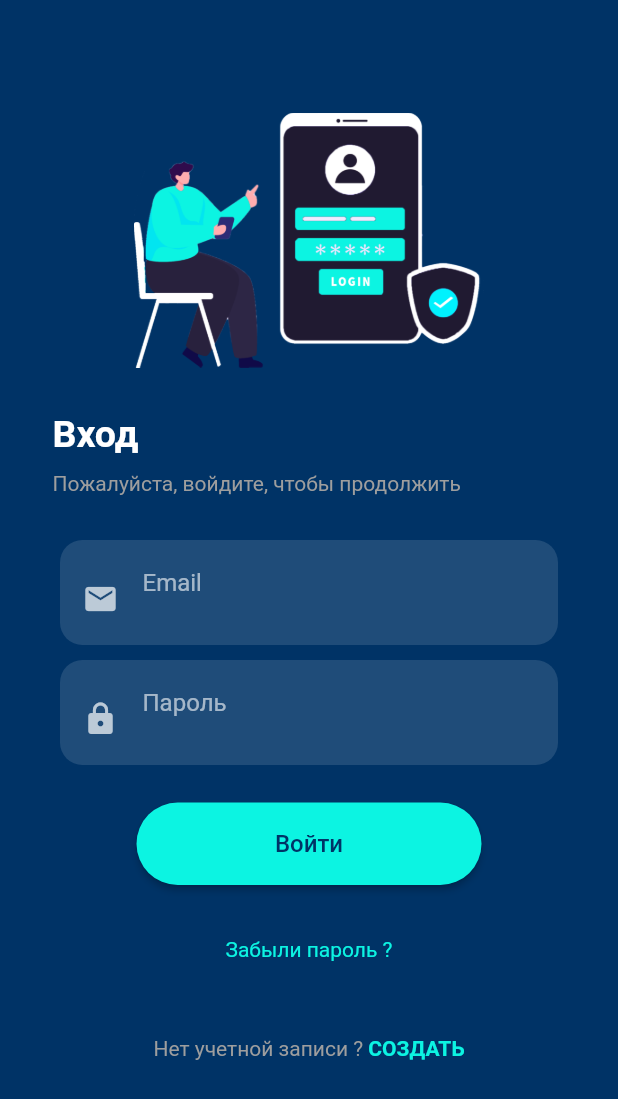
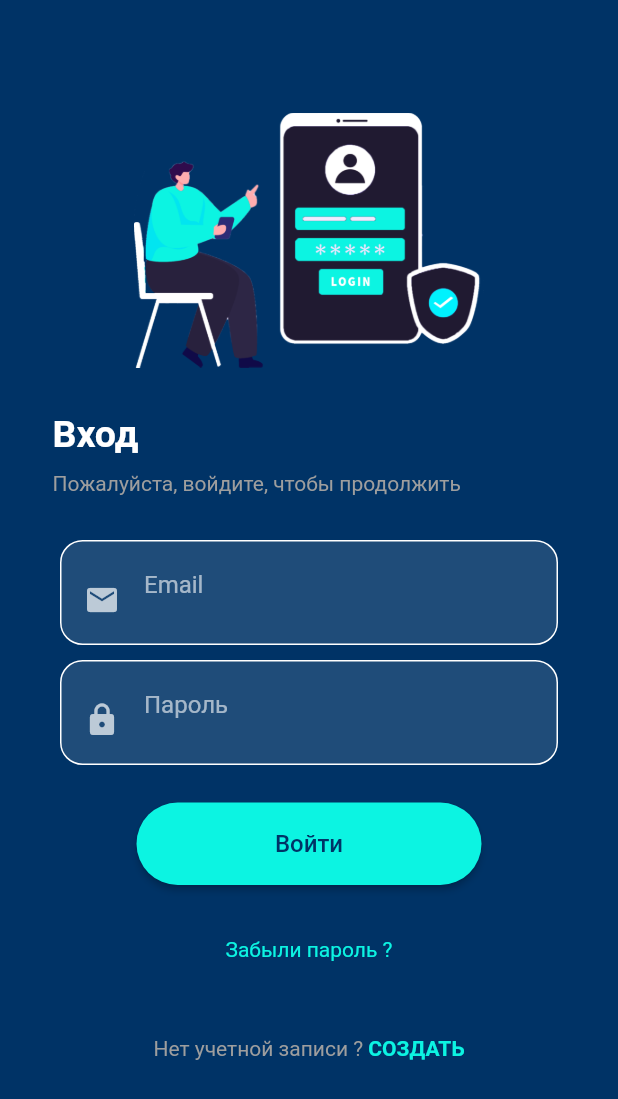
Before and after one commit to 78Ronin78/tennismatch, a Flutter app: the screen it shows after launch, on a phone screen of 412 x 824 dp. Shown: the top 1099 px of the screen. Run offline on Flutter 3.47's test engine with Material 2 defaults, Android fonts, the phone set to English and light mode, and no system bars; our stand-ins replace bloc, cloud_firestore, equatable, firebase_auth, flutter_bloc, get_it and 1 more; accounts and stored records are empty.

Commit message:
Add state valid color for TextFormField

```diff
--- a/lib/screens/login/login_form.dart
+++ b/lib/screens/login/login_form.dart
@@ -2,9 +2,7 @@ import 'package:flutter/material.dart';
 import 'package:flutter_bloc/flutter_bloc.dart';
 import 'package:tennis_match_app/blocs/auth_bloc/auth_bloc.dart';
 import 'package:tennis_match_app/blocs/login_bloc/login_bloc.dart';
-import 'package:tennis_match_app/screens/register/register_screen.dart';
 import 'package:tennis_match_app/widgets/button_widgets.dart';
-import 'package:tennis_match_app/widgets/gradient_button.dart';
 
 class LoginForm extends StatefulWidget {
   @override
@@ -91,9 +89,10 @@ class _LoginFormState extends State<LoginForm> {
                     margin: EdgeInsets.symmetric(horizontal: 20, vertical: 5),
                     padding: EdgeInsets.symmetric(horizontal: 15, vertical: 5),
                     decoration: BoxDecoration(
-                      color: Colors.white12,
-                      borderRadius: BorderRadius.circular(15),
-                    ),
+                        color: Colors.white12,
+                        borderRadius: BorderRadius.circular(15),
+                        border:
+                            Border.all(width: 1.0, color: state.validColor)),
                     child: TextFormField(
                       autovalidateMode: AutovalidateMode.always,
                       controller: _emailController,
@@ -109,6 +108,7 @@ class _LoginFormState extends State<LoginForm> {
                       keyboardType: TextInputType.emailAddress,
                       autocorrect: false,
                       validator: (_) {
+                        //brdEmailColor = Colors.red;
                         return !state.isEmailValid ? 'Неверный Email' : null;
                       },
                     ),
@@ -119,9 +119,10 @@ class _LoginFormState extends State<LoginForm> {
                     margin: EdgeInsets.symmetric(horizontal: 20, vertical: 5),
                     padding: EdgeInsets.symmetric(horizontal: 15, vertical: 5),
                     decoration: BoxDecoration(
-                      color: Colors.white12,
-                      borderRadius: BorderRadius.circular(15),
-                    ),
+                        color: Colors.white12,
+                        borderRadius: BorderRadius.circular(15),
+                        border:
+                            Border.all(width: 1.0, color: state.validColor)),
                     child: TextFormField(
                       autovalidateMode: AutovalidateMode.always,
                       controller: _passwordController,
@@ -133,14 +134,11 @@ class _LoginFormState extends State<LoginForm> {
                         ),
                         labelText: "Пароль",
                         contentPadding: EdgeInsets.only(top: 5, bottom: 2),
-                        /*errorBorder: OutlineInputBorder(
-                            borderRadius: BorderRadius.all(Radius.circular(4)),
-                            borderSide:
-                                BorderSide(width: 1, color: Colors.red)),*/
                       ),
                       obscureText: true,
                       autocorrect: false,
                       validator: (_) {
+                        //brdPassColor = Colors.red;
                         return !state.isPasswordValid
                             ? 'Неверный Пароль'
                             : null;
```
